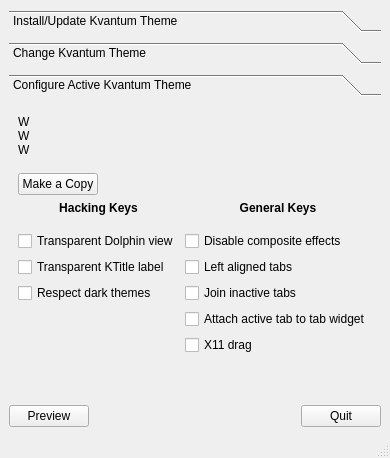
The window that Kvantum/kvantummanager/kvantummanager.ui (tsujan/Kvantum) describes before a commit, drawn with Qt 5.
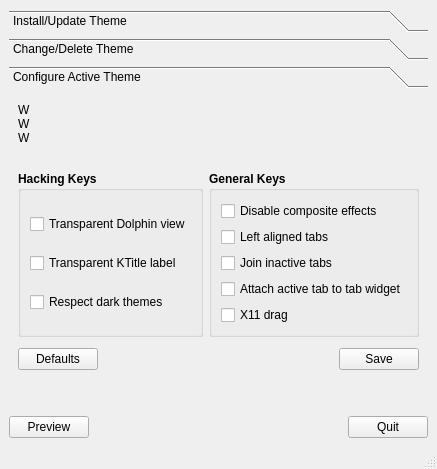
The same window after the commit. The open tabs and pages were chosen to show the change. Icons and pictures are not drawn.

Commit message: Make Kvantum Manager more user-friendly.

Diff of the .ui file:
```diff
--- a/Kvantum/kvantummanager/kvantummanager.ui
+++ b/Kvantum/kvantummanager/kvantummanager.ui
@@ -89,9 +89,6 @@
       <property name="currentIndex">
        <number>0</number>
       </property>
-      <property name="tabSpacing">
-       <number>10</number>
-      </property>
       <widget class="QWidget" name="page">
        <property name="geometry">
         <rect>
@@ -102,7 +99,7 @@
         </rect>
        </property>
        <attribute name="label">
-        <string>Install/Update Kvantum Theme</string>
+        <string>Install/Update Theme</string>
        </attribute>
        <layout class="QGridLayout" name="gridLayout">
         <item row="2" column="2" colspan="2">
@@ -244,7 +241,7 @@
         </rect>
        </property>
        <attribute name="label">
-        <string>Change Kvantum Theme</string>
+        <string>Change/Delete Theme</string>
        </attribute>
        <layout class="QGridLayout" name="gridLayout_2">
         <item row="1" column="2">
@@ -378,59 +375,15 @@
        <property name="geometry">
         <rect>
          <x>0</x>
-         <y>0</y>
-         <width>407</width>
-         <height>216</height>
+         <y>-95</y>
+         <width>433</width>
+         <height>232</height>
         </rect>
        </property>
        <attribute name="label">
-        <string>Configure Active Kvantum Theme</string>
+        <string>Configure Active Theme</string>
        </attribute>
        <layout class="QGridLayout" name="gridLayout_4">
-        <item row="8" column="1">
-         <widget class="QCheckBox" name="checkBox5">
-          <property name="toolTip">
-           <string>Tabs are centered by default.</string>
-          </property>
-          <property name="text">
-           <string>Left aligned tabs</string>
-          </property>
-         </widget>
-        </item>
-        <item row="4" column="1">
-         <widget class="QLabel" name="label_5">
-          <property name="text">
-           <string>&lt;center&gt;&lt;b&gt;General Keys&lt;/b&gt;&lt;/center&gt;</string>
-          </property>
-         </widget>
-        </item>
-        <item row="4" column="0">
-         <widget class="QLabel" name="label_4">
-          <property name="toolTip">
-           <string>Uncheck the three boxes below if you want
-all widgets to appear as they are by default.</string>
-          </property>
-          <property name="text">
-           <string>&lt;center&gt;&lt;b&gt;Hacking Keys&lt;/b&gt;&lt;/center&gt;</string>
-          </property>
-         </widget>
-        </item>
-        <item row="5" column="0" colspan="2">
-         <spacer name="verticalSpacer_7">
-          <property name="orientation">
-           <enum>Qt::Vertical</enum>
-          </property>
-          <property name="sizeType">
-           <enum>QSizePolicy::Fixed</enum>
-          </property>
-          <property name="sizeHint" stdset="0">
-           <size>
-            <width>20</width>
-            <height>10</height>
-           </size>
-          </property>
-         </spacer>
-        </item>
         <item row="2" column="0" colspan="2">
          <spacer name="verticalSpacer_8">
           <property name="orientation">
@@ -442,37 +395,59 @@
           <property name="sizeHint" stdset="0">
            <size>
             <width>20</width>
-            <height>10</height>
+            <height>20</height>
            </size>
           </property>
          </spacer>
         </item>
-        <item row="10" column="1">
-         <widget class="QCheckBox" name="checkBox7">
+        <item row="11" column="1" alignment="Qt::AlignRight">
+         <widget class="QPushButton" name="saveButton">
           <property name="toolTip">
            <string>Active tab is detached by default.</string>
           </property>
           <property name="text">
-           <string>Attach active tab to tab widget</string>
+           <string>Save</string>
           </property>
          </widget>
         </item>
-        <item row="6" column="0">
-         <widget class="QCheckBox" name="checkBox1">
+        <item row="11" column="0" alignment="Qt::AlignLeft">
+         <widget class="QPushButton" name="restoreButton">
           <property name="toolTip">
            <string>Merge Dolphin's view with its surroundings.</string>
           </property>
           <property name="text">
-           <string>Transparent Dolphin view</string>
+           <string>Defaults</string>
           </property>
          </widget>
         </item>
-        <item row="3" column="0" alignment="Qt::AlignLeft">
-         <widget class="QPushButton" name="copyButton">
-          <property name="text">
-           <string>Make a Copy</string>
+        <item row="12" column="0" colspan="2">
+         <spacer name="verticalSpacer_9">
+          <property name="orientation">
+           <enum>Qt::Vertical</enum>
           </property>
-         </widget>
+          <property name="sizeHint" stdset="0">
+           <size>
+            <width>20</width>
+            <height>1</height>
+           </size>
+          </property>
+         </spacer>
+        </item>
+        <item row="9" column="0" colspan="2">
+         <spacer name="verticalSpacer_11">
+          <property name="orientation">
+           <enum>Qt::Vertical</enum>
+          </property>
+          <property name="sizeType">
+           <enum>QSizePolicy::Fixed</enum>
+          </property>
+          <property name="sizeHint" stdset="0">
+           <size>
+            <width>20</width>
+            <height>5</height>
+           </size>
+          </property>
+         </spacer>
         </item>
         <item row="0" column="0" colspan="2">
          <widget class="QLabel" name="configLabel">
@@ -487,83 +462,177 @@
           </property>
          </widget>
         </item>
-        <item row="12" column="0" colspan="2">
-         <spacer name="verticalSpacer_9">
-          <property name="orientation">
-           <enum>Qt::Vertical</enum>
+        <item row="3" column="1">
+         <widget class="QGroupBox" name="groupBox_2">
+          <property name="font">
+           <font>
+            <bold>true</bold>
+           </font>
           </property>
-          <property name="sizeHint" stdset="0">
-           <size>
-            <width>20</width>
-            <height>5</height>
-           </size>
+          <property name="title">
+           <string>General Keys</string>
           </property>
-         </spacer>
-        </item>
-        <item row="9" column="1">
-         <widget class="QCheckBox" name="checkBox6">
-          <property name="toolTip">
-           <string>Inactive tabs are detached by default.</string>
-          </property>
-          <property name="text">
-           <string>Join inactive tabs</string>
-          </property>
-         </widget>
-        </item>
-        <item row="6" column="1">
-         <widget class="QCheckBox" name="checkBox4">
-          <property name="toolTip">
-           <string>If checked, menus and tooltips will
+          <layout class="QVBoxLayout" name="verticalLayout_2">
+           <property name="topMargin">
+            <number>10</number>
+           </property>
+           <item>
+            <widget class="QCheckBox" name="checkBox4">
+             <property name="font">
+              <font>
+               <bold>false</bold>
+              </font>
+             </property>
+             <property name="toolTip">
+              <string>If checked, menus and tooltips will
 not have shadow or translucency.</string>
-          </property>
-          <property name="text">
-           <string>Disable composite effects</string>
-          </property>
-         </widget>
-        </item>
-        <item row="6" column="2">
-         <spacer name="horizontalSpacer_5">
-          <property name="orientation">
-           <enum>Qt::Horizontal</enum>
-          </property>
-          <property name="sizeHint" stdset="0">
-           <size>
-            <width>1</width>
-            <height>20</height>
-           </size>
-          </property>
-         </spacer>
-        </item>
-        <item row="9" column="0">
-         <widget class="QCheckBox" name="checkBox3">
-          <property name="toolTip">
-           <string>Some apps may not respect dark themes.
-Kvantum can try to correct their behavior.</string>
-          </property>
-          <property name="text">
-           <string>Respect dark themes</string>
-          </property>
-         </widget>
-        </item>
-        <item row="8" column="0">
-         <widget class="QCheckBox" name="checkBox2">
-          <property name="toolTip">
-           <string>Don't draw any background for KTitles.</string>
-          </property>
-          <property name="text">
-           <string>Transparent KTitle label</string>
-          </property>
-         </widget>
-        </item>
-        <item row="11" column="1">
-         <widget class="QCheckBox" name="checkBox8">
-          <property name="toolTip">
-           <string>Drag windows from anywhere possible?
+             </property>
+             <property name="text">
+              <string>Disable composite effects</string>
+             </property>
+            </widget>
+           </item>
+           <item>
+            <widget class="QCheckBox" name="checkBox5">
+             <property name="font">
+              <font>
+               <bold>false</bold>
+              </font>
+             </property>
+             <property name="toolTip">
+              <string>Tabs are centered by default.</string>
+             </property>
+             <property name="text">
+              <string>Left aligned tabs</string>
+             </property>
+            </widget>
+           </item>
+           <item>
+            <widget class="QCheckBox" name="checkBox6">
+             <property name="font">
+              <font>
+               <bold>false</bold>
+              </font>
+             </property>
+             <property name="toolTip">
+              <string>Inactive tabs are detached by default.</string>
+             </property>
+             <property name="text">
+              <string>Join inactive tabs</string>
+             </property>
+            </widget>
+           </item>
+           <item>
+            <widget class="QCheckBox" name="checkBox7">
+             <property name="font">
+              <font>
+               <bold>false</bold>
+              </font>
+             </property>
+             <property name="toolTip">
+              <string>Active tab is detached by default.</string>
+             </property>
+             <property name="text">
+              <string>Attach active tab to tab widget</string>
+             </property>
+            </widget>
+           </item>
+           <item>
+            <widget class="QCheckBox" name="checkBox8">
+             <property name="font">
+              <font>
+               <bold>false</bold>
+              </font>
+             </property>
+             <property name="toolTip">
+              <string>Drag windows from anywhere possible?
 (Depends on X11)</string>
+             </property>
+             <property name="text">
+              <string>X11 drag</string>
+             </property>
+            </widget>
+           </item>
+          </layout>
+         </widget>
+        </item>
+        <item row="3" column="0">
+         <widget class="QGroupBox" name="groupBox">
+          <property name="sizePolicy">
+           <sizepolicy hsizetype="Preferred" vsizetype="Preferred">
+            <horstretch>0</horstretch>
+            <verstretch>0</verstretch>
+           </sizepolicy>
           </property>
-          <property name="text">
-           <string>X11 drag</string>
+          <property name="minimumSize">
+           <size>
+            <width>0</width>
+            <height>0</height>
+           </size>
           </property>
+          <property name="font">
+           <font>
+            <bold>true</bold>
+           </font>
+          </property>
+          <property name="toolTip">
+           <string>Uncheck the three boxes below if you want
+all widgets to appear as they are by default.</string>
+          </property>
+          <property name="title">
+           <string>Hacking Keys</string>
+          </property>
+          <layout class="QVBoxLayout" name="verticalLayout">
+           <property name="topMargin">
+            <number>10</number>
+           </property>
+           <item>
+            <widget class="QCheckBox" name="checkBox1">
+             <property name="font">
+              <font>
+               <bold>false</bold>
+              </font>
+             </property>
+             <property name="toolTip">
+              <string>Merge Dolphin's view with its surroundings.</string>
+             </property>
+             <property name="text">
+              <string>Transparent Dolphin view</string>
+             </property>
+            </widget>
+           </item>
+           <item>
+            <widget class="QCheckBox" name="checkBox2">
+             <property name="font">
+              <font>
+               <bold>false</bold>
+              </font>
+             </property>
+             <property name="toolTip">
+              <string>Don't draw any background for KTitles.</string>
+             </property>
+             <property name="text">
+              <string>Transparent KTitle label</string>
+             </property>
+            </widget>
+           </item>
+           <item>
+            <widget class="QCheckBox" name="checkBox3">
+             <property name="font">
+              <font>
+               <bold>false</bold>
+              </font>
+             </property>
+             <property name="toolTip">
+              <string>Some apps may not respect dark themes.
+Kvantum can try to correct their behavior.</string>
+             </property>
+             <property name="text">
+              <string>Respect dark themes</string>
+             </property>
+            </widget>
+           </item>
+          </layout>
          </widget>
         </item>
        </layout>
```
Left out of the diff: 55 changed lines with no effect on the pictures. The commit also changes 6 other files.
